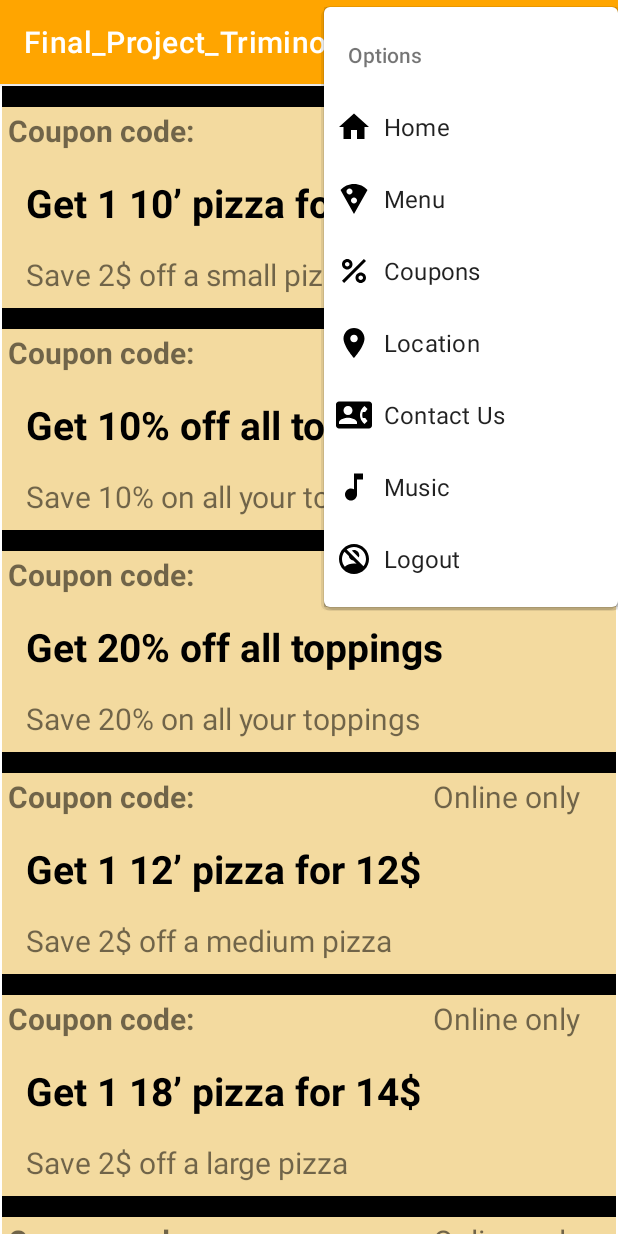
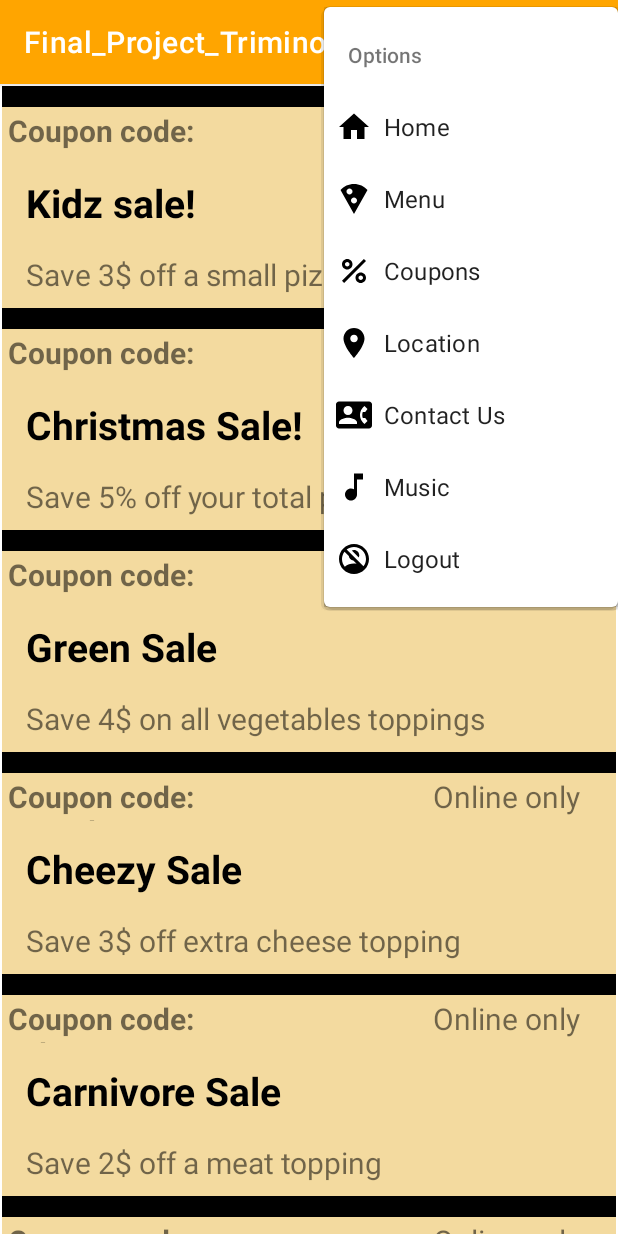
Before and after one commit to BenchaminDimitriu/Pizza-android-App, an Android app: the CouponActivity screen opened directly, with no data from a screen before it, in the options menu, after a tap on "Options", on a phone screen of 412 x 824 dp. Run offline under Robolectric (Android 15) with nearby library versions, the phone set to English and light mode, and no system bars; our stand-ins replace CircleImageView, Firebase (no records; nobody signed in at launch, a user with empty details on screens opened directly); pictures from the network do not load.

Commit message:
I know the plan

```diff
--- a/Final_Project_Trimino/app/src/main/java/com/example/final_project_trimino/CartActivity.java
+++ b/Final_Project_Trimino/app/src/main/java/com/example/final_project_trimino/CartActivity.java
@@ -7,6 +7,7 @@ import android.view.MenuInflater;
 import android.view.MenuItem;
 import android.view.View;
 import android.widget.Button;
+import android.widget.CheckBox;
 import android.widget.EditText;
 import android.widget.TextView;
 import android.widget.Toast;
@@ -17,6 +18,7 @@ import androidx.recyclerview.widget.LinearLayoutManager;
 import androidx.recyclerview.widget.RecyclerView;
 
 import com.firebase.ui.database.FirebaseRecyclerOptions;
+import com.google.android.material.slider.Slider;
 import com.google.firebase.database.DataSnapshot;
 import com.google.firebase.database.DatabaseError;
 import com.google.firebase.database.FirebaseDatabase;
@@ -30,6 +32,15 @@ public class CartActivity extends AppCompatActivity {
     TextView totalCheckout;
     EditText coupon;
 
+    //per each pizza (cheese,hawaiian, mexican, etc..) needs an intent after each item checked and slider's value.
+
+    //MOST LIKELY an INTENT
+    //getintent()
+    //Probably the putextra. thing
+
+    Slider sizeSlider;
+    CheckBox olives, mushrooms, peppers, onions, bacons, pineapples, excheese;
+
 
     @Override
     protected void onCreate(Bundle savedInstanceState) {
@@ -38,6 +49,19 @@ public class CartActivity extends AppCompatActivity {
 
         checkout = findViewById(R.id.checkoutBtn);
         apply = findViewById(R.id.applyBtn);
+
+/*        sizeSlider = findViewById(R.id.slider);
+        olives = findViewById(R.id.olivesBox);
+        mushrooms = findViewById(R.id.mushroomsBox);
+        peppers = findViewById(R.id.peppersBox);
+        onions = findViewById(R.id.onionsBox);
+        bacons =  findViewById(R.id.baconBitsBox);
+        pineapples = findViewById(R.id.pineapplesBox);
+        excheese = findViewById(R.id.extraCheeseBox);
+        */
+
+
+
 
         coupon = findViewById(R.id.couponET);
 
@@ -71,28 +95,35 @@ public class CartActivity extends AppCompatActivity {
                             apply.setOnClickListener(new View.OnClickListener() {
                                 @Override
                                 public void onClick(View view) {
-                                    if(coupon.getText().toString().equals("001")){
+                                    // TODO: need to make it only 1 use
+                                    // TODO: need to find a the correct check to apply coupon
+                                    if(coupon.getText().toString().equals("co2aQ")){
+                                        //if()
+                                        sum[0] = sum[0] - 3;
+                                        totalCheckout.setText(sum[0] + "$");
+                                    }
+                                    if(coupon.getText().toString().equals("p3C0J")){
+                                        sum[0] = (int) (sum[0] - (sum[0] * 0.05 / 100) );
+                                        totalCheckout.setText(sum[0] + "$");
+                                    }
+                                    if(coupon.getText().toString().equals("K85zK")){
+                                        //if()
+                                        sum[0] = sum[0] - 4;
+                                        totalCheckout.setText(sum[0] + "$");
+                                    }
+                                    if(coupon.getText().toString().equals("77AMl")){
+                                        //if()
+                                        sum[0] = sum[0] -3;
+                                        totalCheckout.setText(sum[0] + "$");
+                                    }
+                                    if(coupon.getText().toString().equals("sclQI")){
+                                        //if()
                                         sum[0] = sum[0] -2;
                                         totalCheckout.setText(sum[0] + "$");
                                     }
-                                    if(coupon.getText().toString().equals("002")){
-                                        sum[0] = sum[0] -2;
-                                        totalCheckout.setText(sum[0] + "$");
-                                    }
-                                    if(coupon.getText().toString().equals("003")){
-                                        sum[0] = sum[0] -2;
-                                        totalCheckout.setText(sum[0] + "$");
-                                    }
-                                    if(coupon.getText().toString().equals("004")){
-                                        sum[0] = sum[0] -2;
-                                        totalCheckout.setText(sum[0] + "$");
-                                    }
-                                    if(coupon.getText().toString().equals("005")){
-                                        sum[0] = sum[0] -2;
-                                        totalCheckout.setText(sum[0] + "$");
-                                    }
-                                    if(coupon.getText().toString().equals("006")){
-                                        sum[0] = sum[0] -2;
+                                    if(coupon.getText().toString().equals("r6k9a")){
+                                        //if()
+                                        sum[0] = sum[0] -3;
                                         totalCheckout.setText(sum[0] + "$");
                                     }
                                 }
@@ -111,15 +142,6 @@ public class CartActivity extends AppCompatActivity {
                 startActivity(i);
             }
         });
-
-//        apply.setOnClickListener(new View.OnClickListener() {
-//            @Override
-//            public void onClick(View view) {
-//                if(coupon.getText().toString().equals("123")){
-//                    totalCheckout.getText();
-//                }
-//            }
-//        });
     }
 
 
--- a/Final_Project_Trimino/app/src/main/java/com/example/final_project_trimino/CouponActivity.java
+++ b/Final_Project_Trimino/app/src/main/java/com/example/final_project_trimino/CouponActivity.java
@@ -1,9 +1,4 @@
 package com.example.final_project_trimino;
-
-import androidx.annotation.NonNull;
-import androidx.appcompat.app.AppCompatActivity;
-import androidx.recyclerview.widget.LinearLayoutManager;
-import androidx.recyclerview.widget.RecyclerView;
 
 import android.content.Intent;
 import android.os.Bundle;
@@ -11,6 +6,11 @@ import android.view.Menu;
 import android.view.MenuInflater;
 import android.view.MenuItem;
 import android.widget.Toast;
+
+import androidx.annotation.NonNull;
+import androidx.appcompat.app.AppCompatActivity;
+import androidx.recyclerview.widget.LinearLayoutManager;
+import androidx.recyclerview.widget.RecyclerView;
 
 import java.util.ArrayList;
 
@@ -25,20 +25,20 @@ public class CouponActivity extends AppCompatActivity {
         setContentView(R.layout.activity_coupon);
 
         ArrayList<String> codes = new ArrayList<>();
-        codes.add("Coupon code: ");
-        codes.add("Coupon code: ");
-        codes.add("Coupon code: ");
-        codes.add("Coupon code: ");
-        codes.add("Coupon code: ");
-        codes.add("Coupon code: ");
+        codes.add("Coupon code: " + "co2aQ");
+        codes.add("Coupon code: "+ "p3C0J");
+        codes.add("Coupon code: "+ "K85zK");
+        codes.add("Coupon code: "+ "77AMl");
+        codes.add("Coupon code: "+ "sclQI");
+        codes.add("Coupon code: "+ "r6k9a");
 
         ArrayList<String> title = new ArrayList<>();
-        title.add("Get 1 10’ pizza for 10$");
-        title.add("Get 10% off all toppings");
-        title.add("Get 20% off all toppings");
-        title.add("Get 1 12’ pizza for 12$");
-        title.add("Get 1 18’ pizza for 14$");
-        title.add("Get 1 18’ pizza for 14$");
+        title.add("Kidz sale!");
+        title.add("Christmas Sale!");
+        title.add("Green Sale");
+        title.add("Cheezy Sale");
+        title.add("Carnivore Sale");
+        title.add("Big pizza -> Smol sale");
 
         ArrayList<String> time = new ArrayList<>();
         time.add("Online only");
@@ -49,12 +49,12 @@ public class CouponActivity extends AppCompatActivity {
         time.add("Online only");
 
         ArrayList<String> description = new ArrayList<>();
-        description.add("Save 2$ off a small pizza");
-        description.add("Save 10% on all your toppings");
-        description.add("Save 20% on all your toppings");
-        description.add("Save 2$ off a medium pizza");
-        description.add("Save 2$ off a large pizza");
-        description.add("Save 2$ off a large pizza");
+        description.add("Save 3$ off a small pizza");
+        description.add("Save 5% off your total purchase");
+        description.add("Save 4$ on all vegetables toppings");
+        description.add("Save 3$ off extra cheese topping");
+        description.add("Save 2$ off a meat topping");
+        description.add("Save 3$ off a large pizza");
 
 
 
--- a/Trimino/build.gradle
+++ /dev/null
@@ -1 +0,0 @@
-// Top-level build file where you can add configuration options common to all sub-projects/modules.
```
Also changed, not shown: Trimino/gradle/wrapper/gradle-wrapper.properties (deleted), 3 other files.
